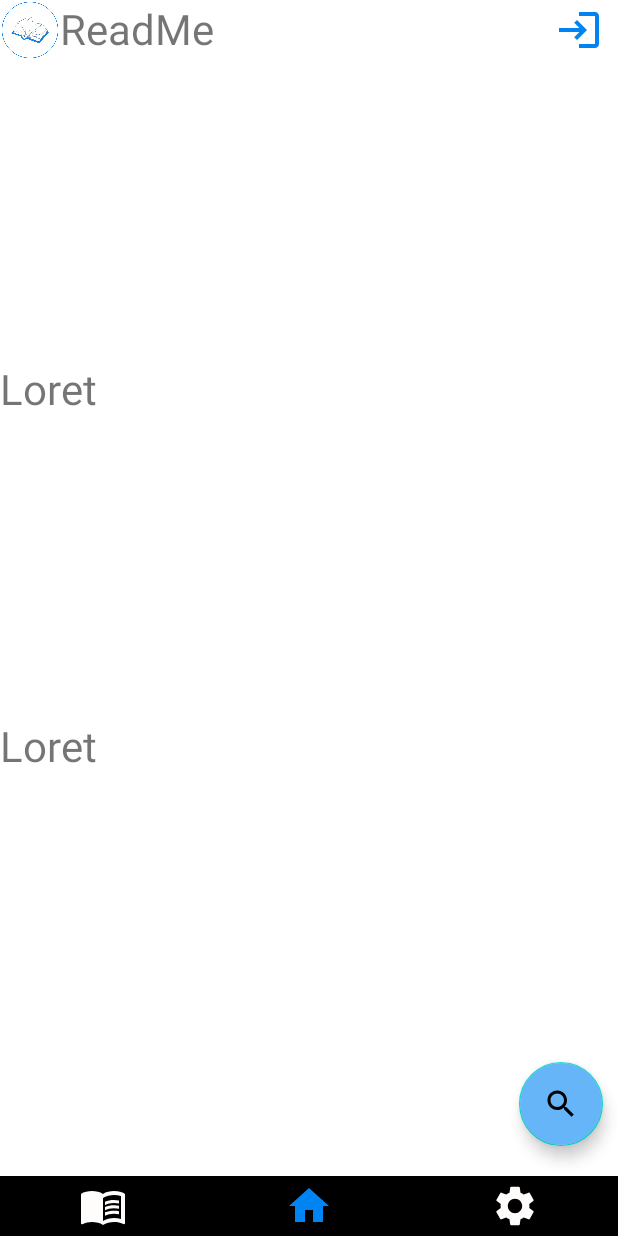
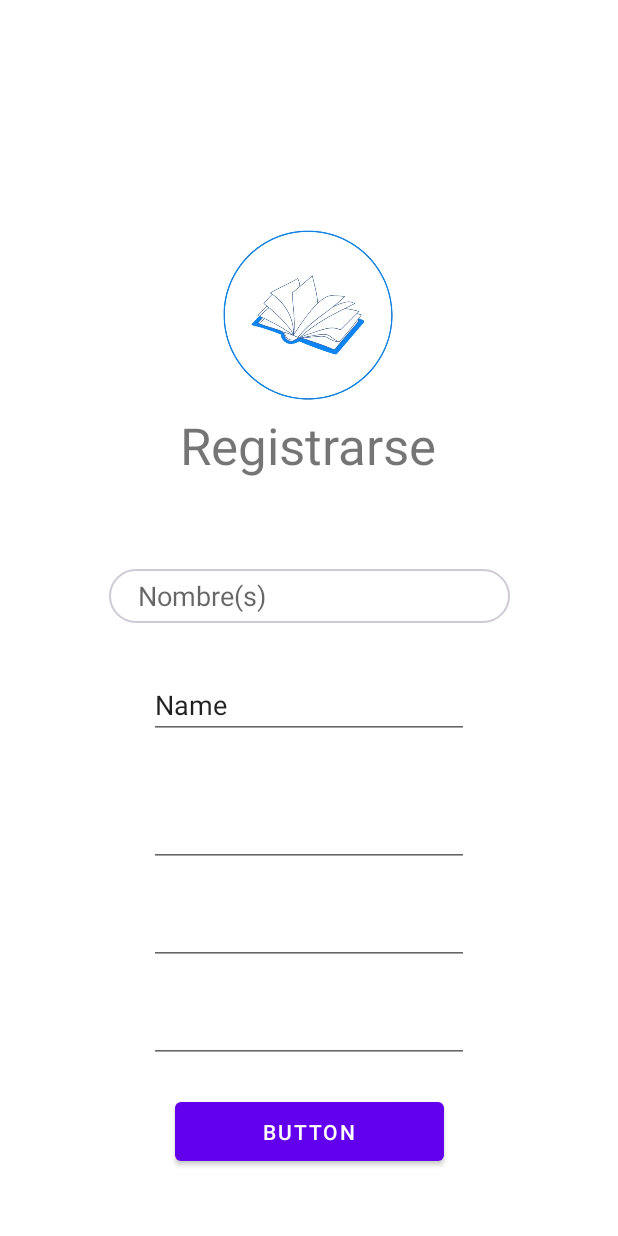
Before and after one commit to Dyeseniact/ReadMe, an Android app: the screen it shows after launch (Act3_Home before the commit, MainActivity after it), on a phone screen of 412 x 824 dp. Run offline under Robolectric (Android 15) with nearby library versions, the phone set to English and light mode, and no system bars.

Commit message:
Se agrega fuente openSans, se agrega textview_redondo.xml que es un estilo para redondear los edittext y se pone primera parte de pantalla de registro

```diff
--- a/app/src/main/AndroidManifest.xml
+++ b/app/src/main/AndroidManifest.xml
@@ -9,15 +9,13 @@
         android:roundIcon="@mipmap/ic_launcher_round"
         android:supportsRtl="true"
         android:theme="@style/Theme.ReadMe">
-        <activity android:name=".Act3_Home">
+        <activity android:name=".MainActivity">
             <intent-filter>
                 <action android:name="android.intent.action.MAIN" />
 
                 <category android:name="android.intent.category.LAUNCHER" />
             </intent-filter>
         </activity>
-        <activity android:name=".MainActivity">
-        </activity>
     </application>
 
 </manifest>
--- /dev/null
+++ b/app/src/main/res/drawable/textview_redondo.xml
@@ -0,0 +1,14 @@
+<?xml version="1.0" encoding="utf-8"?>
+<shape xmlns:android="http://schemas.android.com/apk/res/android" android:shape="rectangle">
+    <solid android:color="#FFFFFF"/>
+
+    <stroke android:width="1dp"
+        android:color="#D0C9D6"/>
+
+    <padding android:left="1dp"
+        android:top="1dp"
+        android:right="1dp"
+        android:bottom="1dp"/>
+
+    <corners android:radius="18mm"/>
+</shape>
--- a/app/src/main/res/layout/activity_main.xml
+++ b/app/src/main/res/layout/activity_main.xml
@@ -6,13 +6,103 @@
     android:layout_height="match_parent"
     tools:context=".MainActivity">
 
+    <ImageView
+        android:id="@+id/imageView"
+        android:layout_width="120dp"
+        android:layout_height="120dp"
+        android:layout_marginBottom="6px"
+        android:scaleType="fitCenter"
+        android:src="@drawable/logo"
+        app:layout_constraintBottom_toTopOf="@+id/registrarse"
+        app:layout_constraintEnd_toEndOf="parent"
+        app:layout_constraintHorizontal_bias="0.498"
+        app:layout_constraintStart_toStartOf="parent"
+        app:layout_constraintTop_toTopOf="parent"
+        app:layout_constraintVertical_bias="1.0" />
+
     <TextView
+        android:id="@+id/registrarse"
         android:layout_width="wrap_content"
         android:layout_height="wrap_content"
-        android:text="Hello World!"
-        app:layout_constraintBottom_toBottomOf="parent"
+        android:fontFamily="open_sans"
+        android:text="Registrarse"
+        android:textSize="34dp"
+        app:layout_constraintBottom_toTopOf="@+id/editTextTextPersonName"
+        app:layout_constraintEnd_toEndOf="parent"
+        app:layout_constraintHorizontal_bias="0.498"
         app:layout_constraintLeft_toLeftOf="parent"
         app:layout_constraintRight_toRightOf="parent"
-        app:layout_constraintTop_toTopOf="parent" />
+        app:layout_constraintStart_toStartOf="parent"
+        app:layout_constraintTop_toTopOf="parent"
+        app:layout_constraintVertical_bias="0.82" />
+
+    <EditText
+        android:id="@+id/editTextTextPersonName"
+        android:layout_width="267dp"
+        android:layout_height="36dp"
+        android:layout_marginBottom="32dp"
+        android:background="@drawable/textview_redondo"
+        android:ems="10"
+        android:hint="@string/text_nombre"
+        android:inputType="textPersonName"
+
+        app:layout_constraintBottom_toTopOf="@+id/editTextTextPersonName2"
+        app:layout_constraintEnd_toEndOf="parent"
+        app:layout_constraintStart_toStartOf="parent" />
+
+    <EditText
+        android:id="@+id/editTextTextPersonName2"
+        android:layout_width="wrap_content"
+        android:layout_height="wrap_content"
+        android:layout_marginBottom="40dp"
+        android:ems="10"
+        android:inputType="textPersonName"
+        android:text="Name"
+        app:layout_constraintBottom_toTopOf="@+id/editTextTextEmailAddress"
+        app:layout_constraintEnd_toEndOf="parent"
+        app:layout_constraintStart_toStartOf="parent" />
+
+    <EditText
+        android:id="@+id/editTextTextEmailAddress"
+        android:layout_width="wrap_content"
+        android:layout_height="wrap_content"
+        android:layout_marginBottom="20dp"
+        android:ems="10"
+        android:inputType="textEmailAddress"
+        app:layout_constraintBottom_toTopOf="@+id/editTextTextPassword"
+        app:layout_constraintEnd_toEndOf="parent"
+        app:layout_constraintStart_toStartOf="parent" />
+
+    <EditText
+        android:id="@+id/editTextTextPassword"
+        android:layout_width="wrap_content"
+        android:layout_height="wrap_content"
+        android:layout_marginBottom="20dp"
+        android:ems="10"
+        android:inputType="textPassword"
+        app:layout_constraintBottom_toTopOf="@+id/editTextPhone"
+        app:layout_constraintEnd_toEndOf="parent"
+        app:layout_constraintStart_toStartOf="parent" />
+
+    <EditText
+        android:id="@+id/editTextPhone"
+        android:layout_width="wrap_content"
+        android:layout_height="wrap_content"
+        android:layout_marginBottom="20dp"
+        android:ems="10"
+        android:inputType="phone"
+        app:layout_constraintBottom_toTopOf="@+id/button"
+        app:layout_constraintEnd_toEndOf="parent"
+        app:layout_constraintStart_toStartOf="parent" />
+
+    <Button
+        android:id="@+id/button"
+        android:layout_width="179dp"
+        android:layout_height="51dp"
+        android:layout_marginBottom="44dp"
+        android:text="Button"
+        app:layout_constraintBottom_toBottomOf="parent"
+        app:layout_constraintEnd_toEndOf="parent"
+        app:layout_constraintStart_toStartOf="parent" />
 
 </androidx.constraintlayout.widget.ConstraintLayout>
--- a/app/src/main/res/values/strings.xml
+++ b/app/src/main/res/values/strings.xml
@@ -1,4 +1,8 @@
 <resources>
     <string name="app_name">ReadMe</string>
     <string name="Loret">Loret</string>
+    <string name="text_nombre">&#160;&#160;&#160;&#160;Nombre(s)</string>
+    <string name="text_apellido">Apellidos</string>
+    <string name="text_phone">Teléfono</string>
+    <string name="text_email">Correo electrónico</string>
 </resources>
```
Also changed, not shown: app/src/main/assets/fonts/OpenSans-Regular.ttf (added), app/src/main/res/fonts/open_sans.ttf (added).
